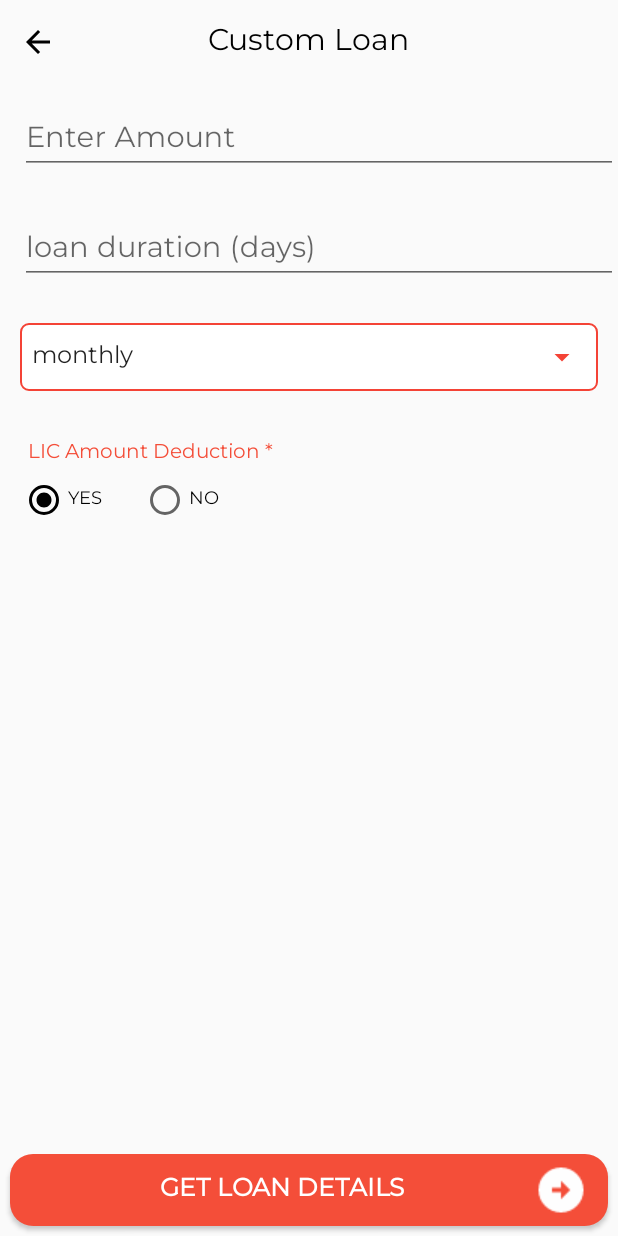
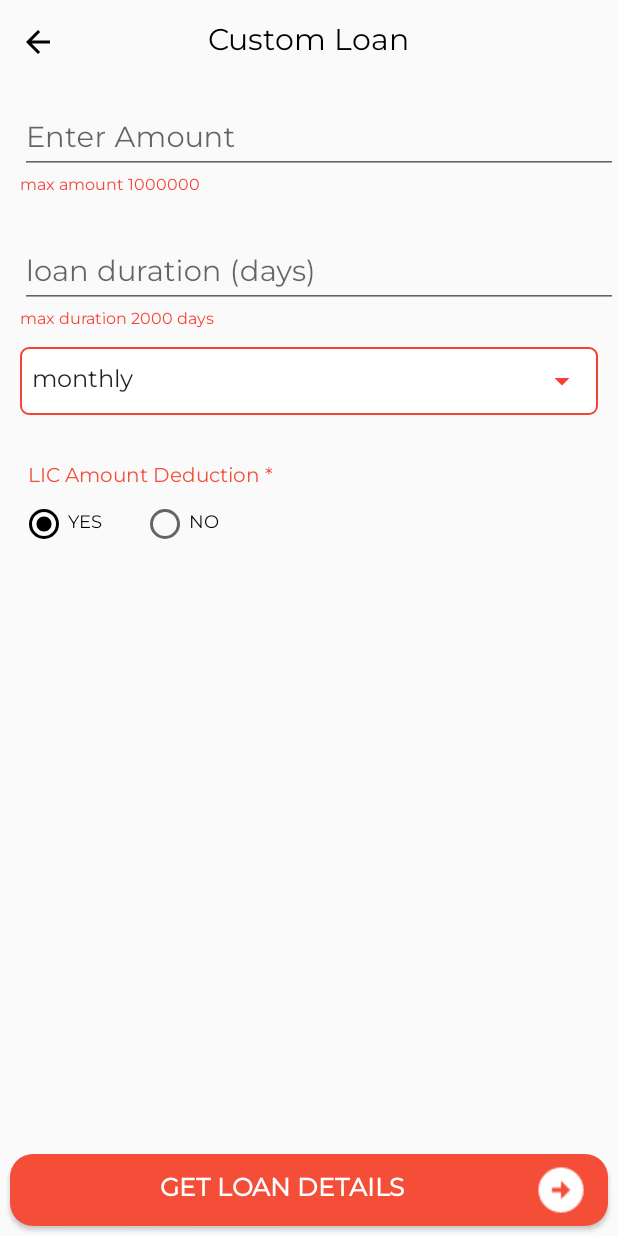
Before and after one commit to arpitandroid/ANB-UserApp, an Android app: the Activity_CustomLoan screen opened directly, with no data from a screen before it, on a phone screen of 412 x 824 dp. Run offline under Robolectric (Android 15) with nearby library versions, the phone set to English and light mode, and no system bars; our stand-ins replace sdp/ssp sizes.

Commit message:
Update BASE URL

```diff
--- a/app/src/main/java/www/atmanirbharbharat/com/LoanExtention/Apply_LoanExtention.java
+++ b/app/src/main/java/www/atmanirbharbharat/com/LoanExtention/Apply_LoanExtention.java
@@ -85,9 +85,10 @@ public class Apply_LoanExtention extends AppCompatActivity {
                 if(AmtEditText.getText().toString().trim().length()==0 ){
                     Toast.makeText(Apply_LoanExtention.this, "Please enter amount", Toast.LENGTH_SHORT).show();
 
+
                 }else if(amnt > 1000000){
                     Toast.makeText(Apply_LoanExtention.this, "Max amount 1000000", Toast.LENGTH_SHORT).show();
-
+                    AmtEditText.setError("Max amount 1000000");
                 }
 
                 else if(ET_Loanduration.getText().toString().trim().length()==0){
@@ -96,7 +97,7 @@ public class Apply_LoanExtention extends AppCompatActivity {
                 }
                 else if(duration > 2000){
                     Toast.makeText(Apply_LoanExtention.this, "Max Duration 2000(days)", Toast.LENGTH_SHORT).show();
-
+                    ET_Loanduration.setError("Max Duration 2000(days)");
                 }
 
                 else {
--- a/app/src/main/java/www/atmanirbharbharat/com/util/ApiClient.java
+++ b/app/src/main/java/www/atmanirbharbharat/com/util/ApiClient.java
@@ -7,7 +7,8 @@ import retrofit2.Retrofit;
 import retrofit2.converter.gson.GsonConverterFactory;
 
 public class ApiClient {
-    public static final String BASE_URL = "https://assleit.com/atmanirbar_bharat/";
+  //  public static final String BASE_URL = "https://assleit.com/atmanirbar_bharat/";
+    public static final String BASE_URL = "https://aamjan.co.in/";
     private static Retrofit retrofit = null;
 
     public static Retrofit getClient(String url) {
--- a/app/src/main/res/layout/activity_custom_loan.xml
+++ b/app/src/main/res/layout/activity_custom_loan.xml
@@ -52,12 +52,22 @@
             android:layout_marginStart="@dimen/_10sdp"
             android:imeOptions="actionNext"
             android:inputType="number"
-            android:maxLength="10"
+            android:maxLength="7"
             android:textSize="@dimen/_15sdp"
             android:focusableInTouchMode="true"
             android:layout_marginTop="@dimen/_20sdp"
             />
     </com.google.android.material.textfield.TextInputLayout>
+    <TextView
+        android:id="@+id/hinttv"
+        android:layout_width="match_parent"
+        android:layout_height="wrap_content"
+        android:textSize="@dimen/_8sdp"
+        android:layout_below="@+id/Amt_input_layout"
+        android:textColor="@color/red"
+        android:layout_marginStart="@dimen/_10sdp"
+        android:text="max amount 1000000">
+    </TextView>
 
 
     <com.google.android.material.textfield.TextInputLayout
@@ -67,7 +77,7 @@
         android:layout_height="wrap_content"
         android:focusableInTouchMode="true"
         android:layout_marginTop="@dimen/_10sdp"
-        android:layout_below="@+id/Amt_input_layout">
+        android:layout_below="@+id/hinttv">
 
         <EditText
             android:id="@+id/ET_Loanduration"
@@ -77,12 +87,23 @@
             android:drawablePadding="@dimen/_10sdp"
             android:imeOptions="actionDone"
             android:inputType="number"
-            android:maxLength="5"
+            android:maxLength="4"
             android:layout_marginStart="@dimen/_10sdp"
             android:textSize="@dimen/_15sdp"
             android:focusableInTouchMode="true"
            />
     </com.google.android.material.textfield.TextInputLayout>
+
+    <TextView
+        android:id="@+id/hinttv1"
+        android:layout_width="match_parent"
+        android:layout_height="wrap_content"
+        android:textSize="@dimen/_8sdp"
+        android:layout_below="@+id/loan_duration"
+        android:textColor="@color/red"
+        android:layout_marginStart="@dimen/_10sdp"
+        android:text="max duration 2000 days">
+    </TextView>
 
     <LinearLayout
         android:id="@+id/spinner_PaymodeL"
```
